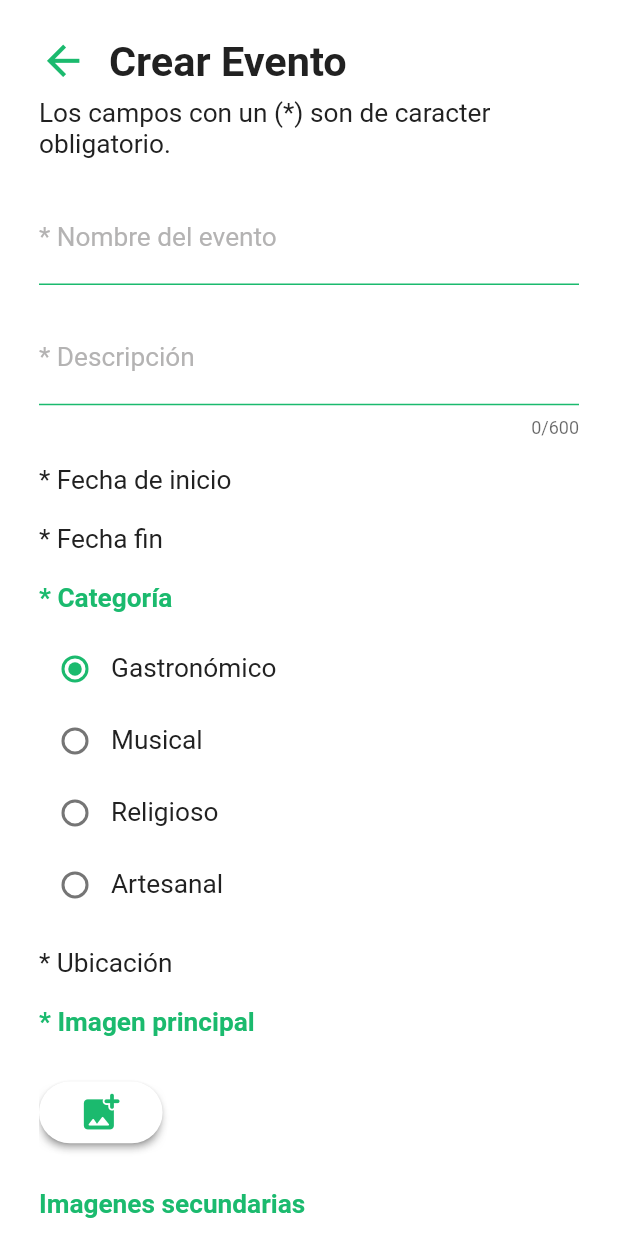
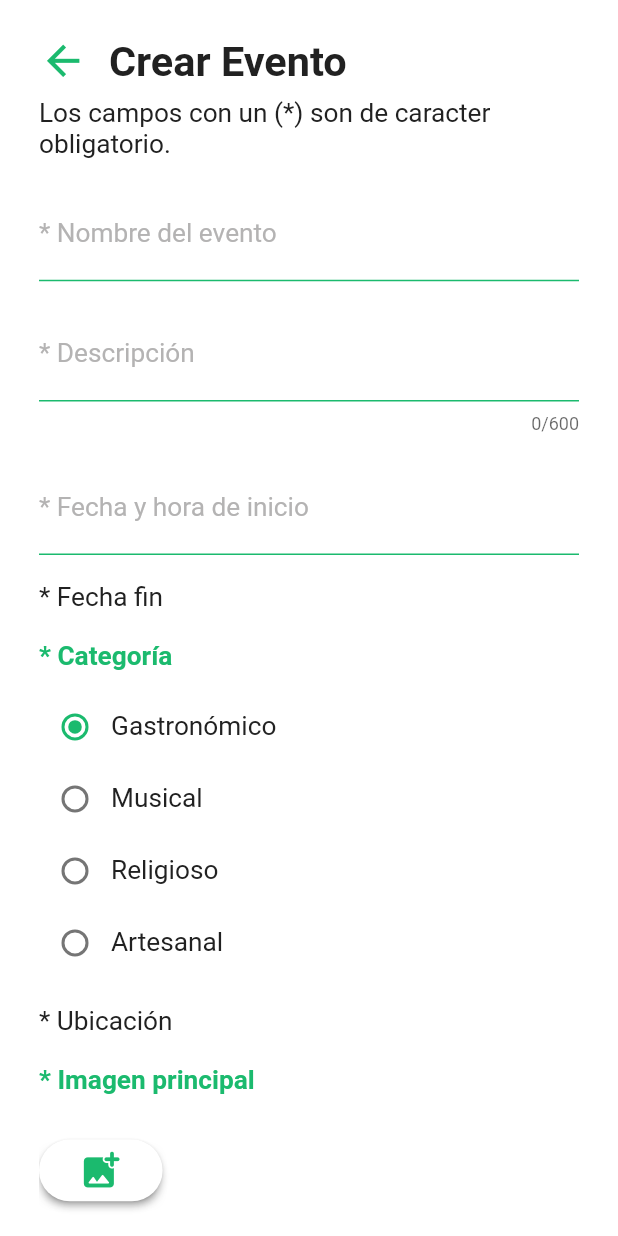
Before and after one commit to rylmfqt28/Cochabamba-cultural, a Flutter app: the EventRegistrationForm screen opened by its route, on a phone screen of 412 x 824 dp. Run offline on Flutter 3.47's test engine with Material 2 defaults, Android fonts, the phone set to English and light mode, and no system bars; our stand-ins replace bloc, cloud_firestore, curved_navigation_bar, firebase_auth, firebase_core, firebase_storage and 3 more; accounts and stored records are empty.

Commit message:
Implementacion de widget dateTimePicker, ademas de cambio de estilos por default

```diff
--- a/lib/cultural_event/ui/screens/event_registration_form.dart
+++ b/lib/cultural_event/ui/screens/event_registration_form.dart
@@ -13,17 +13,15 @@ class _EventRegistrationFormState extends State<EventRegistrationForm> {
   final GlobalKey<FormState> _keyForm = GlobalKey<FormState>();
 
   final _eventName = TextEditingController();
-
   final _description = TextEditingController();
-
   final _costEvent = TextEditingController();
-
   final _transport = TextEditingController();
-
   final _category = TextEditingController(text: 'Gastronómico');
 
+  final _controllerInitialDateTime = TextEditingController();
+  final DateTime _initialDateTime = DateTime.now();
+
   List<String> principalImage = [];
-
   List<String> secondaryImages = [];
 
   List<String> tags = [];
@@ -37,6 +35,8 @@ class _EventRegistrationFormState extends State<EventRegistrationForm> {
         costEvent: _costEvent,
         transport: _transport,
         category: _category,
+        controllerInitialDateTime: _controllerInitialDateTime,
+        initialDateTime: _initialDateTime,
         principalImage: principalImage,
         secondaryImages: secondaryImages,
         tags: tags,
@@ -44,5 +44,7 @@ class _EventRegistrationFormState extends State<EventRegistrationForm> {
         formEvent: () => _createEvent());
   }
 
-  _createEvent() {}
+  _createEvent() {
+    return;
+  }
 }
--- a/lib/cultural_event/ui/widgets/cultural_event_form.dart
+++ b/lib/cultural_event/ui/widgets/cultural_event_form.dart
@@ -14,6 +14,7 @@ import 'package:cochabambacultural/ui/widgets/general_button.dart';
 import 'package:cochabambacultural/cultural_event/ui/widgets/radio_button_event.dart';
 import 'package:cochabambacultural/cultural_event/ui/widgets/add_image_event.dart';
 import 'package:cochabambacultural/cultural_event/ui/widgets/add_tag.dart';
+import 'package:cochabambacultural/cultural_event/ui/widgets/input_field_date.dart';
 
 import 'package:cochabambacultural/user/bloc/user_bloc.dart';
 
@@ -26,6 +27,9 @@ class CulturalEventForm extends StatefulWidget {
   final TextEditingController costEvent;
   final TextEditingController transport;
   final TextEditingController category;
+
+  final TextEditingController controllerInitialDateTime;
+  final DateTime initialDateTime;
 
   final List<String> principalImage;
   final List<String> secondaryImages;
@@ -43,6 +47,8 @@ class CulturalEventForm extends StatefulWidget {
       required this.costEvent,
       required this.transport,
       required this.category,
+      required this.controllerInitialDateTime,
+      required this.initialDateTime,
       required this.principalImage,
       required this.secondaryImages,
       required this.tags,
@@ -55,13 +61,11 @@ class CulturalEventForm extends StatefulWidget {
 }
 
 class _CulturalEventFormState extends State<CulturalEventForm> {
-  final double _pricipalImgHeight = 5;
-  final double _secondaryImgHeight = 5;
-
   final int maxImagePrincipal = 1;
   final int maxImagesSecondary = 4;
 
   bool _errorTag = false;
+  bool _errorPrincipalImage = false;
 
   final colorApp = AppColors();
 
@@ -126,16 +130,15 @@ class _CulturalEventFormState extends State<CulturalEventForm> {
                             align: TextAlign.left,
                             typeText: 'Normal'),
                         SizedBox(
-                          height: responsive.hp(2.5),
+                          height: responsive.hp(2.2),
                         ),
                         InputTextWidget(
-                          labelInput: '* Nombre del evento',
-                          hintInput: 'Ingrese el nombre del evento',
-                          inputPassword: false,
-                          controllerText: widget.eventName,
-                          inputValidation: (value) =>
-                              validate.validationFileEvent(value, 'eventName'),
-                        ),
+                            labelInput: '* Nombre del evento',
+                            hintInput: 'Ingrese el nombre del evento',
+                            inputValidation: (value) => validate
+                                .validationFileEvent(value, 'eventName'),
+                            controllerText: widget.eventName,
+                            inputPassword: false),
                         SizedBox(
                           height: responsive.hp(2.2),
                         ),
@@ -149,10 +152,13 @@ class _CulturalEventFormState extends State<CulturalEventForm> {
                         SizedBox(
                           height: responsive.hp(2.2),
                         ),
-                        const TextFormatWidget(
-                            valueText: '* Fecha de inicio',
-                            align: TextAlign.left,
-                            typeText: 'Normal'),
+                        InputFieldDate(
+                            labelInput: '* Fecha y hora de inicio',
+                            hintInput:
+                                'Ingrese fecha y hora de inicio del evento',
+                            initialDateTime: widget.initialDateTime,
+                            controllerDateTime:
+                                widget.controllerInitialDateTime),
                         SizedBox(
                           height: responsive.hp(2.2),
                         ),
@@ -160,6 +166,7 @@ class _CulturalEventFormState extends State<CulturalEventForm> {
                             valueText: '* Fecha fin',
                             align: TextAlign.left,
                             typeText: 'Normal'),
+                        // widget add end date
                         SizedBox(
                           height: responsive.hp(2.2),
                         ),
@@ -182,6 +189,7 @@ class _CulturalEventFormState extends State<CulturalEventForm> {
                             valueText: '* Ubicación',
                             align: TextAlign.left,
                             typeText: 'Normal'),
+                        // widget map
                         SizedBox(
                           height: responsive.hp(2.2),
                         ),
@@ -198,6 +206,17 @@ class _CulturalEventFormState extends State<CulturalEventForm> {
                                 widget.principalImage.length,
                                 maxImagePrincipal,
                                 context)),
+                        SizedBox(
+                          height: responsive.hp(1.9),
+                        ),
+                        Visibility(
+                          child: const TextFormatWidget(
+                              valueText:
+                                  'Es necesario añadir una imagen principal.',
+                              align: TextAlign.left,
+                              typeText: 'LabelErrorForm'),
+                          visible: _errorPrincipalImage,
+                        ),
                         SizedBox(
                           height: responsive.hp(2.2),
                         ),
@@ -266,9 +285,9 @@ class _CulturalEventFormState extends State<CulturalEventForm> {
                         GeneralButton(
                             labelButton: widget.labelButtonForm,
                             onPressed: () {
-                              _showErrorLabels(widget.tags.isEmpty);
+                              _showErrorLabels();
                               if (widget.keyForm.currentState!.validate()) {
-                                if (widget.tags.isEmpty) {
+                                if (_fieldSpecialValidate()) {
                                   return;
                                 }
                                 widget.formEvent();
@@ -289,9 +308,21 @@ class _CulturalEventFormState extends State<CulturalEventForm> {
     });
   }
 
-  _showErrorLabels(bool showMessageTag) {
+  _showErrorLabels() {
     setState(() {
-      _errorTag = showMessageTag;
+      _errorTag = widget.tags.isEmpty;
+      _errorPrincipalImage = widget.principalImage.isEmpty;
     });
   }
+
+  bool _fieldSpecialValidate() {
+    if (_errorTag) {
+      return true;
+    }
+    if (_errorPrincipalImage) {
+      return true;
+    }
+
+    return false;
+  }
 }
--- /dev/null
+++ b/lib/cultural_event/ui/widgets/input_field_date.dart
@@ -0,0 +1,84 @@
+import 'package:flutter/material.dart';
+
+import 'package:cochabambacultural/utils/responsive.dart';
+import 'package:cochabambacultural/utils/app_colors.dart';
+
+import 'package:cochabambacultural/cultural_event/utils/date_time_picker.dart';
+
+class InputFieldDate extends StatefulWidget {
+  final String labelInput;
+  final String hintInput;
+  final DateTime initialDateTime;
+  final TextEditingController controllerDateTime;
+
+  const InputFieldDate(
+      {Key? key,
+      required this.labelInput,
+      required this.hintInput,
+      required this.initialDateTime,
+      required this.controllerDateTime})
+      : super(key: key);
+
+  @override
+  State<InputFieldDate> createState() => _InputFieldDateState();
+}
+
+class _InputFieldDateState extends State<InputFieldDate> {
+  final DateTimePicker _dateTimePicker = DateTimePicker();
+
+  final TextEditingController controllerTextInput = TextEditingController();
+
+  late DateTime _selectedDateTime;
+
+  @override
+  Widget build(BuildContext context) {
+    final Responsive responsive = Responsive.of(context);
+    final colorApp = AppColors();
+
+    _selectedDateTime = widget.initialDateTime;
+
+    return TextFormField(
+      controller: controllerTextInput,
+      style: TextStyle(fontSize: responsive.dp(1.9)),
+      showCursor: false,
+      readOnly: true,
+      onTap: () async {
+        _pickDateTime(context, _selectedDateTime);
+      },
+      decoration: InputDecoration(
+        hintText: widget.hintInput,
+        hintStyle:
+            TextStyle(color: colorApp.placeHolder, fontWeight: FontWeight.w500),
+        labelText: widget.labelInput,
+        labelStyle: TextStyle(color: colorApp.placeHolder),
+        floatingLabelStyle:
+            TextStyle(color: colorApp.primaryFont, fontWeight: FontWeight.w500),
+        enabledBorder: UnderlineInputBorder(
+          borderSide: BorderSide(color: colorApp.primaryColor),
+        ),
+        focusedBorder: UnderlineInputBorder(
+          borderSide: BorderSide(color: colorApp.primaryColor),
+        ),
+      ),
+    );
+  }
+
+  Future _pickDateTime(BuildContext context, DateTime date) async {
+    DateTime? newDate = await _dateTimePicker.pickDate(context, date);
+    if (newDate == null) return;
+
+    TimeOfDay? newTime = await _dateTimePicker.pickTime(context, date);
+    if (newTime == null) return;
+
+    setState(() {
+      _selectedDateTime = DateTime(newDate.year, newDate.month, newDate.day,
+          newTime.hour, newTime.minute);
+
+      controllerTextInput.text =
+          "Fecha: ${newDate.day}-${newDate.month}-${newDate.year}   Hora: ${newTime.hour}:${newTime.minute}";
+
+      widget.controllerDateTime.text =
+          "${newDate.year}-${newDate.month}-${newDate.day}T${newTime.hour}:${newTime.minute}";
+    });
+  }
+}
```
Also changed, not shown: lib/cultural_event/utils/date_time_picker.dart (added, +72 -0 lines).
